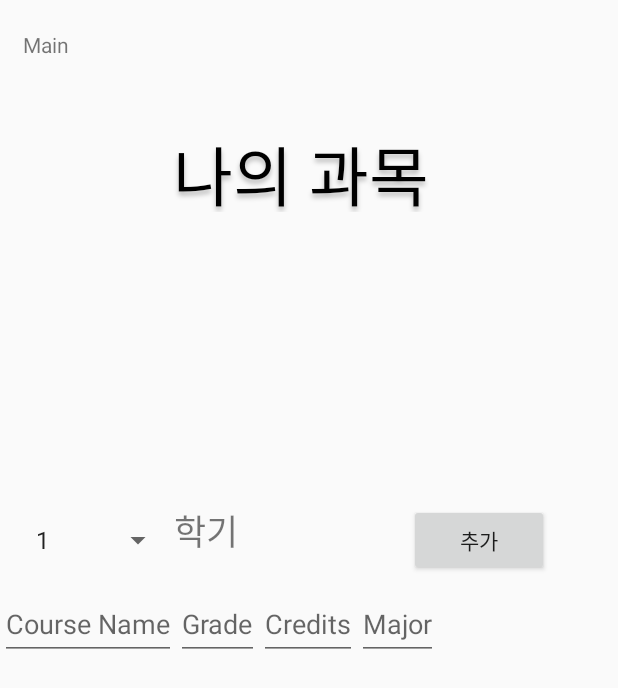
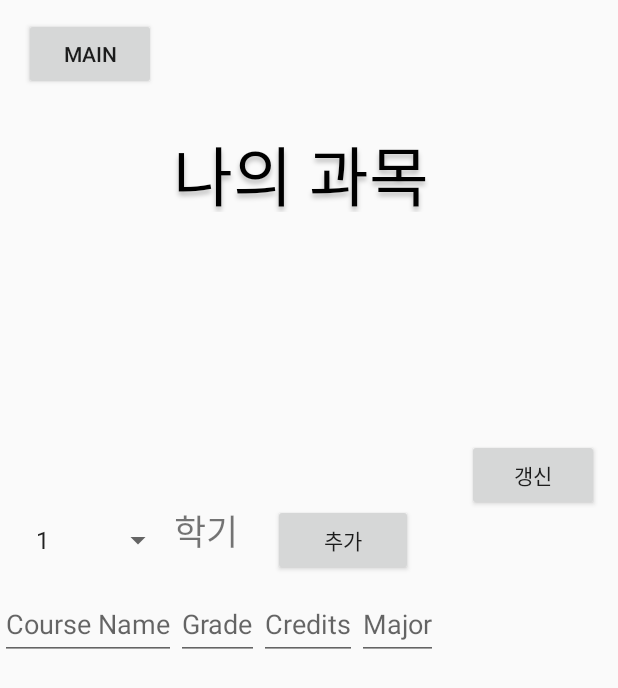
Before and after one commit to junsu0306/School_Manager, an Android app: the calculator_2 screen opened through its navigation route, on a phone screen of 412 x 824 dp. Shown: the top 688 px of the screen. Run offline under Robolectric (Android 15) with nearby library versions, the phone set to English and light mode, and no system bars; our stand-ins replace Firebase (no records; nobody signed in at launch, a user with empty details on screens opened directly), navigation-ui.

Commit message:
기능 구현

```diff
--- a/app/src/main/java/com/example/myapplication/Subject.kt
+++ b/app/src/main/java/com/example/myapplication/Subject.kt
@@ -1,10 +1,13 @@
 package com.example.myapplication
 
 class Subject() {
+
     var courseName: String = ""
     var grade: Double = 0.0
     var credits: Int = 0
     var major: Int = 0
+
+
 
     constructor(courseName: String, grade: Double, credits: Int, major: Int) : this() {
         this.courseName = courseName
@@ -36,3 +39,5 @@ class Subject() {
 }
 
 class Semester(val semesterName: String, val subjects: List<Subject>)
+
+data class SemesterInfo(val semesterNumber: Int, val subjects: List<Subject>)
--- a/app/src/main/java/com/example/myapplication/calculator_2.kt
+++ b/app/src/main/java/com/example/myapplication/calculator_2.kt
@@ -2,6 +2,7 @@ package com.example.myapplication
 
 import SemesterAdapter
 import SubjectAdapter
+import android.content.Intent
 import android.os.Bundle
 import androidx.fragment.app.Fragment
 import android.view.LayoutInflater
@@ -84,6 +85,11 @@ class calculator_2 : Fragment() {
             binding.txtMajor.text.clear()
         }
 
+        binding.mainButton2.setOnClickListener {
+            val intent = Intent(requireActivity(), MainActivity::class.java)
+            startActivity(intent)
+        }
+
 
         // RecyclerView 초기화
         val recyclerView: RecyclerView = binding.recyclerView
@@ -94,11 +100,19 @@ class calculator_2 : Fragment() {
         // subjects LiveData를 Observer로 등록하여 데이터가 업데이트될 때마다 RecyclerView 갱신
         viewModel.subjects.observe(viewLifecycleOwner) { subjects ->
             subjectAdapter.submitList(subjects)
+
         }
 
         // 앱이 처음 실행될 때 Firebase에서 데이터를 불러와서 RecyclerView에 초기값으로 출력
         val initialSemesterNumber = 1 // 예시로 1학기의 데이터를 초기값으로 사용
         viewModel.fetchSubjectsFromRepository(initialSemesterNumber)
+
+        binding.Buttonrestart.setOnClickListener {
+            val selectedSemester = binding.spnSemester.selectedItemPosition + 1
+            viewModel.fetchSubjectsFromRepository(selectedSemester)
+        }
+
+
 
         return view
     }
--- a/app/src/main/java/com/example/myapplication/viewmodel/SubjectViewModel.kt
+++ b/app/src/main/java/com/example/myapplication/viewmodel/SubjectViewModel.kt
@@ -52,6 +52,13 @@ class SubjectViewModel : ViewModel() {
         // Update LiveData for averages
         averagesLiveData.postValue(Averages(totalAverage, majorAverage, generalAverage))
     }
+    // LiveData to hold semester averages
+    private val semesterAveragesLiveData = MutableLiveData<List<Double>>()
+    val semesterAverages: LiveData<List<Double>> get() = semesterAveragesLiveData
+
+
+
+
 
     data class Averages(val totalAverage: Double, val majorAverage: Double, val generalAverage: Double)
 
--- a/app/src/main/res/layout/fragment_calculator_2.xml
+++ b/app/src/main/res/layout/fragment_calculator_2.xml
@@ -29,12 +29,12 @@
         android:id="@+id/addButton"
         android:layout_width="93dp"
         android:layout_height="48dp"
-        android:layout_marginEnd="16dp"
+        android:layout_marginStart="32dp"
+        android:layout_marginEnd="18dp"
         android:layout_marginBottom="8dp"
         android:text="추가"
         app:layout_constraintBottom_toTopOf="@+id/linearLayout2"
-        app:layout_constraintEnd_toEndOf="parent"
-        app:layout_constraintHorizontal_bias="0.791"
+        app:layout_constraintEnd_toStartOf="@+id/Buttonrestart"
         app:layout_constraintStart_toEndOf="@+id/textView_학기"
         app:layout_constraintTop_toTopOf="parent"
         app:layout_constraintVertical_bias="1.0" />
@@ -113,14 +113,29 @@
         app:layout_constraintBottom_toTopOf="@+id/linearLayout2"
         app:layout_constraintStart_toEndOf="@+id/spn_semester" />
 
-    <TextView
-        android:id="@+id/txt_Gomain2"
+    <Button
+        android:id="@+id/mainButton2"
         android:layout_width="wrap_content"
         android:layout_height="wrap_content"
-        android:layout_marginStart="15dp"
-        android:layout_marginTop="20dp"
+        android:layout_marginTop="12dp"
         android:text="Main"
+        app:layout_constraintEnd_toEndOf="parent"
+        app:layout_constraintHorizontal_bias="0.049"
         app:layout_constraintStart_toStartOf="parent"
+        app:layout_constraintTop_toTopOf="parent" />
+
+    <Button
+        android:id="@+id/Buttonrestart"
+        android:layout_width="wrap_content"
+        android:layout_height="wrap_content"
+        android:layout_marginStart="18dp"
+        android:layout_marginTop="246dp"
+        android:layout_marginEnd="22dp"
+        android:layout_marginBottom="5dp"
+        android:text="갱신"
+        app:layout_constraintBottom_toTopOf="@+id/linearLayout2"
+        app:layout_constraintEnd_toEndOf="parent"
+        app:layout_constraintStart_toEndOf="@+id/addButton"
         app:layout_constraintTop_toTopOf="parent" />
 
 
--- a/app/src/main/res/navigation/nav_main.xml
+++ b/app/src/main/res/navigation/nav_main.xml
@@ -37,14 +37,18 @@
         android:label="학점 계산기"
         tools:layout="@layout/fragment_calculator_1">
         <action
-            android:id="@+id/action_calculator_1_to_calculator_2"
-            app:destination="@id/calculator_2" />
+            android:id="@+id/action_calculator_1_to_entryFragment"
+            app:destination="@id/entryFragment" />
     </fragment>
     <fragment
         android:id="@+id/calculator_2"
         android:name="com.example.myapplication.calculator_2"
         android:label="나의 학점"
-        tools:layout="@layout/fragment_calculator_2" />
+        tools:layout="@layout/fragment_calculator_2" >
+        <action
+            android:id="@+id/action_calculator_2_to_entryFragment"
+            app:destination="@id/entryFragment" />
+    </fragment>
     <fragment
         android:id="@+id/roadmap_1"
         android:name="com.example.myapplication.roadmap_1"
```
Also changed, not shown: app/src/main/java/com/example/myapplication/calculator_1.kt (+44 -15 lines), app/src/main/res/layout/fragment_calculator_1.xml (+13 -11 lines).
